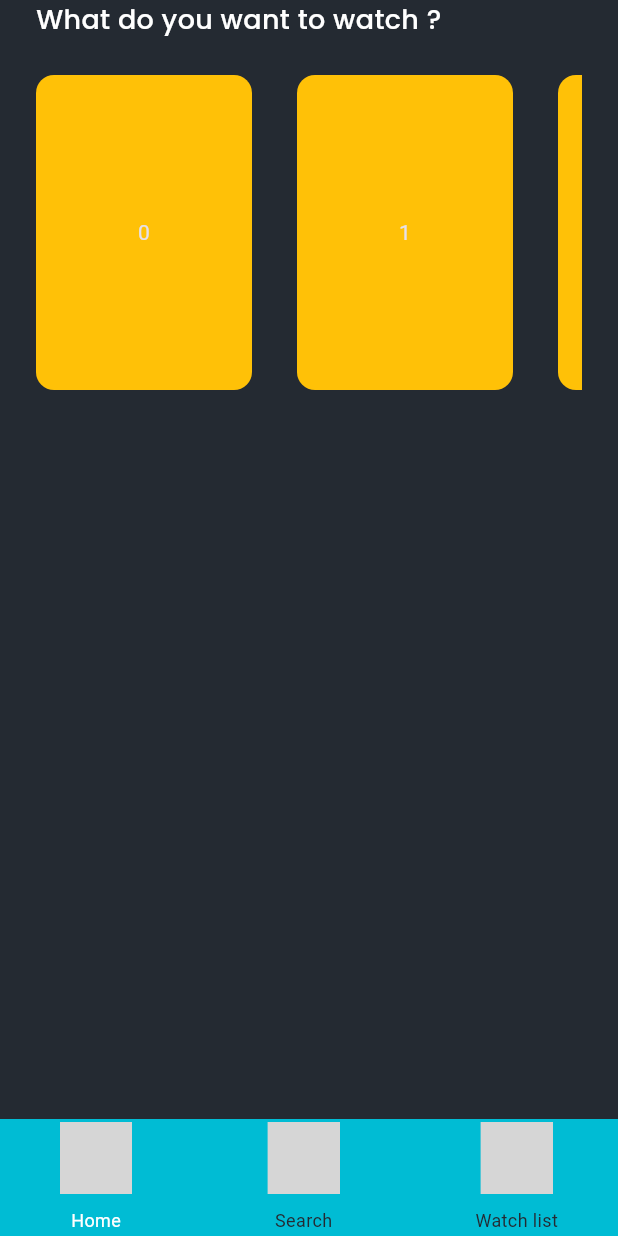
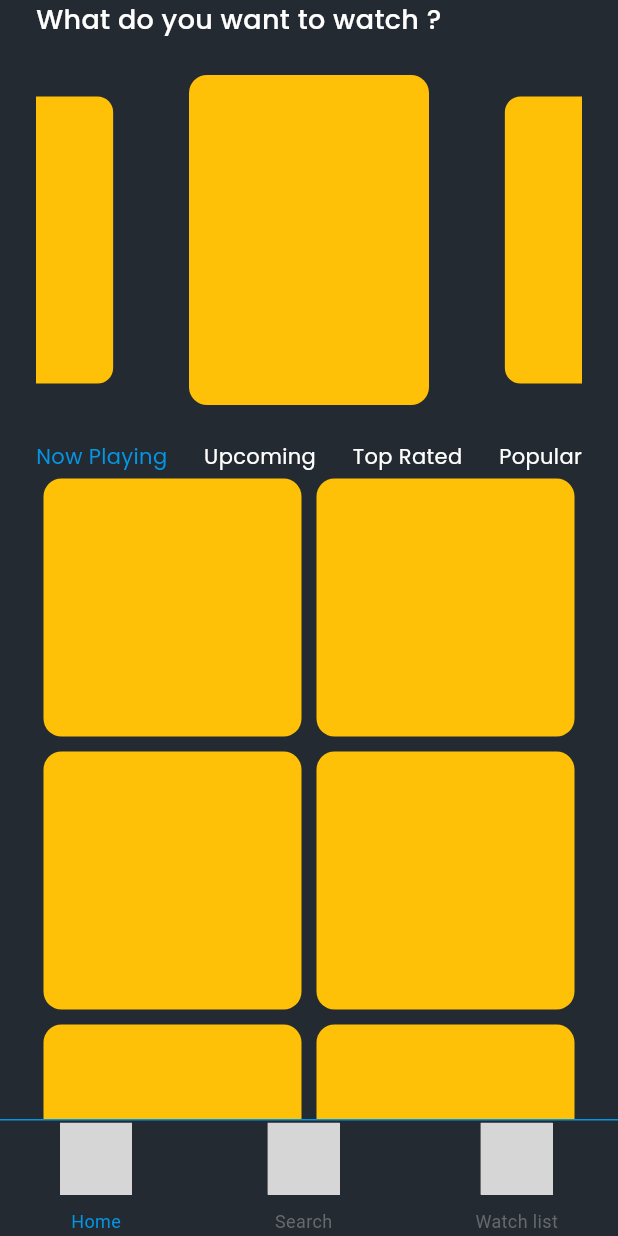
Before and after one commit to raffaele-federri/moviepedia, a Flutter app: the screen it shows after launch, on a phone screen of 412 x 824 dp. Run offline on Flutter 3.47's test engine with Material 3 defaults, Android fonts, the phone set to English and light mode, and no system bars; drawn by our look-alikes of carousel_slider; our stand-ins replace flutter_bloc, flutter_svg, gap, google_fonts; grey boxes are pictures that could not be loaded.

Commit message:
home page changes

```diff
--- a/lib/core/text_styles/app_text_styles.dart
+++ b/lib/core/text_styles/app_text_styles.dart
@@ -9,9 +9,14 @@ class AppTextStyles {
     color: AppColors.white,
     fontWeight: FontWeight.w500,
   );
-  static final white24w500 = GoogleFonts.poppins(
-    fontSize: 24,
+  static final white14w400 = GoogleFonts.poppins(
+    fontSize: 14,
     color: AppColors.white,
-    fontWeight: FontWeight.w500,
+    fontWeight: FontWeight.w400,
+  );static final blue14w400 = GoogleFonts.poppins(
+    fontSize: 14,
+    color: AppColors.bottomNavItemSelected,
+    fontWeight: FontWeight.w400,
   );
+
 }
--- a/lib/core/themes/app_colors.dart
+++ b/lib/core/themes/app_colors.dart
@@ -5,4 +5,6 @@ import 'package:flutter/material.dart';
 class AppColors {
  static const scaffold = Color(0xff242A32);
  static const white = Colors.white;
+ static const bottomNavItemSelected = Color(0xff0296E5);
+ static const bottomNavItemUnselected = Color(0xff67686D);
 }
--- /dev/null
+++ b/lib/sections/home_section/bloc/categories_cubit/categories_cubit.dart
@@ -0,0 +1,9 @@
+import 'package:flutter_bloc/flutter_bloc.dart';
+
+class CategoriesCubit extends Cubit<int> {
+  CategoriesCubit() : super(0);
+
+  void changeTab(int newTab) {
+    emit(newTab);
+  }
+}
--- a/lib/sections/home_section/screen/home_screen.dart
+++ b/lib/sections/home_section/screen/home_screen.dart
@@ -1,47 +1,100 @@
+import 'package:carousel_slider/carousel_slider.dart';
 import 'package:flutter/cupertino.dart';
 import 'package:flutter/material.dart';
+import 'package:flutter_bloc/flutter_bloc.dart';
 import 'package:movies_app/core/text_styles/app_text_styles.dart';
 import 'package:movies_app/core/utils/app_utils.dart';
+import 'package:movies_app/sections/home_section/bloc/categories_cubit/categories_cubit.dart';
+import 'package:movies_app/sections/home_section/widgets/now_playing.dart';
+import 'package:movies_app/sections/home_section/widgets/popular.dart';
+import 'package:movies_app/sections/home_section/widgets/top_rated.dart';
+import 'package:movies_app/sections/home_section/widgets/upcoming.dart';
 
 class HomeScreen extends StatelessWidget {
   const HomeScreen({super.key});
 
   @override
   Widget build(BuildContext context) {
+    const int itemCount = 500;
+    return BlocBuilder<CategoriesCubit, int>(
+      builder: (context, state) {
         return Scaffold(
           body: SafeArea(
             child: Padding(
-          padding: EdgeInsets.symmetric(horizontal: 24),
+              padding: const EdgeInsets.symmetric(horizontal: 24),
+              child: SingleChildScrollView(
                 child: Column(
                   crossAxisAlignment: CrossAxisAlignment.start,
-            // mainAxisAlignment: MainAxisAlignment.center,
                   children: [
+                    // Image.asset('assets/icons/moviepedia.jpeg'),
                     Text('What do you want to watch ?',
                         style: AppTextStyles.white18w500),
                     AppUtils.kGap24,
                     SizedBox(
-                height: 210,
-                child: ListView.builder(
+                      height: 220,
+                      child: CarouselSlider.builder(
                         itemCount: 10,
-                  scrollDirection: Axis.horizontal,
-                  itemBuilder: (context, index) {
+                        itemBuilder: (context, index, realIndex) {
                           return Container(
-                      margin: EdgeInsets.only(left: index == 0 ? 0 : 30),
                             decoration: const BoxDecoration(
-                        borderRadius: BorderRadius.all(Radius.circular(12)),
+                              borderRadius: AppUtils.kBorderRadius12,
                               color: Colors.amber,
                             ),
-                      height: 210,
-                      width: 144,
-                      child: Center(child: Text(index.toString())),
+                            width: 160,
                           );
                         },
+                        options: CarouselOptions(
+                          autoPlay: true,
+                          viewportFraction: 0.55,
+                          enlargeCenterPage: true,
+                          autoPlayInterval: const Duration(seconds: 4),
+                          autoPlayAnimationDuration: const Duration(seconds: 1),
+                          autoPlayCurve: Curves.fastOutSlowIn,
+                        ),
+                      ),
+                    ),
+                    AppUtils.kGap24,
+                    Row(
+                      mainAxisAlignment: MainAxisAlignment.spaceBetween,
+                      children: [
+                        categoriesItem(state, "Now Playing", 0, context),
+                        categoriesItem(state, "Upcoming", 1, context),
+                        categoriesItem(state, "Top Rated", 2, context),
+                        categoriesItem(state, "Popular", 3, context),
+                      ],
+                    ),
+                    SizedBox(
+                      height: itemCount * 87,
+                      child: IndexedStack(
+                        index: state,
+                        children: const [
+                          NowPlaying(itemCount: itemCount),
+                          Upcoming(itemCount: itemCount),
+                          TopRated(itemCount: itemCount),
+                          Popular(itemCount: itemCount),
+                        ],
                       ),
                     ),
                   ],
                 ),
               ),
             ),
+          ),
+        );
+      },
+    );
+  }
+
+  GestureDetector categoriesItem(
+      int state, String title, int index, BuildContext context) {
+    return GestureDetector(
+      onTap: () {
+        context.read<CategoriesCubit>().changeTab(index);
+      },
+      child: Text(title,
+          style: state == index
+              ? AppTextStyles.blue14w400
+              : AppTextStyles.white14w400),
     );
   }
 }
--- /dev/null
+++ b/lib/sections/home_section/widgets/categories_item.dart
@@ -0,0 +1,19 @@
+import 'package:flutter/material.dart';
+import 'package:movies_app/core/utils/app_utils.dart';
+
+class CategoriesItem extends StatelessWidget {
+  const CategoriesItem({super.key});
+
+  @override
+  Widget build(BuildContext context) {
+    return Container(
+      margin: const EdgeInsets.all(5),
+      decoration: const BoxDecoration(
+        borderRadius: AppUtils.kBorderRadius12,
+        color: Colors.amber,
+      ),
+      height: 70,
+      width: 50,
+    );
+  }
+}
--- /dev/null
+++ b/lib/sections/home_section/widgets/now_playing.dart
@@ -0,0 +1,20 @@
+import 'package:flutter/material.dart';
+import 'package:movies_app/sections/home_section/widgets/categories_item.dart';
+
+class NowPlaying extends StatelessWidget {
+  final int itemCount;
+  const NowPlaying({super.key, required this.itemCount});
+
+  @override
+  Widget build(BuildContext context) {
+    return   GridView.builder(
+        physics: const NeverScrollableScrollPhysics(),
+        itemCount: itemCount,
+        gridDelegate:
+        const SliverGridDelegateWithFixedCrossAxisCount(
+            crossAxisCount: 2),
+        itemBuilder: (context, index) {
+          return const CategoriesItem();
+        });
+  }
+}
--- a/lib/sections/main_section/screen/main_screen.dart
+++ b/lib/sections/main_section/screen/main_screen.dart
@@ -1,7 +1,7 @@
 import 'package:flutter/material.dart';
 import 'package:flutter_bloc/flutter_bloc.dart';
 import 'package:flutter_svg/svg.dart';
-import 'package:movies_app/core/themes/custom_shape.dart';
+import 'package:movies_app/sections/home_section/bloc/categories_cubit/categories_cubit.dart';
 import 'package:movies_app/sections/home_section/screen/home_screen.dart';
 import 'package:movies_app/sections/main_section/bloc/bottom_nav_bar_cubit/bottom_nav_bar_cubit.dart';
 import 'package:movies_app/sections/searching_section/screen/searching_screen.dart';
@@ -18,13 +18,24 @@ class MainScreen extends StatelessWidget {
       providers: [
         BlocProvider(
           create: (context) => BottomNavBarCubit(),
+        ), BlocProvider(
+          create: (context) => CategoriesCubit(),
         ),
       ],
       child: BlocBuilder<BottomNavBarCubit, int>(
         builder: (context, state) {
           return Scaffold(
             bottomNavigationBar: Container(
-              color: Colors.cyan,
+              decoration: const BoxDecoration(
+                border: Border(
+                  top: BorderSide(
+                    color: AppColors.bottomNavItemSelected,
+                    // Change color as needed
+                    width: 1, // Change thickness as needed
+                  ),
+                ),
+                color: Colors.transparent,
+              ),
               height: 78,
               child: Padding(
                 padding: const EdgeInsets.symmetric(horizontal: 40),
@@ -65,7 +76,9 @@ class MainScreen extends StatelessWidget {
           SvgPicture.asset(
             'assets/icons/nav_ic_${index + 1}.svg',
             colorFilter: ColorFilter.mode(
-              state == index ? AppColors.white : AppColors.scaffold,
+              state == index
+                  ? AppColors.bottomNavItemSelected
+                  : AppColors.bottomNavItemUnselected,
               BlendMode.srcIn,
             ),
           ),
@@ -74,7 +87,9 @@ class MainScreen extends StatelessWidget {
             title,
             style: TextStyle(
               fontSize: 12,
-              color: state == index ? AppColors.white : AppColors.scaffold,
+              color: state == index
+                  ? AppColors.bottomNavItemSelected
+                  : AppColors.bottomNavItemUnselected,
             ),
           ),
         ],
```
Also changed, not shown: lib/core/themes/custom_shape.dart (deleted, +0 -168 lines), lib/sections/home_section/widgets/popular.dart (added, +20 -0 lines), lib/sections/home_section/widgets/top_rated.dart (added, +20 -0 lines), lib/sections/home_section/widgets/upcoming.dart (added, +20 -0 lines). Lines whose indentation alone changed are shown as unchanged.
